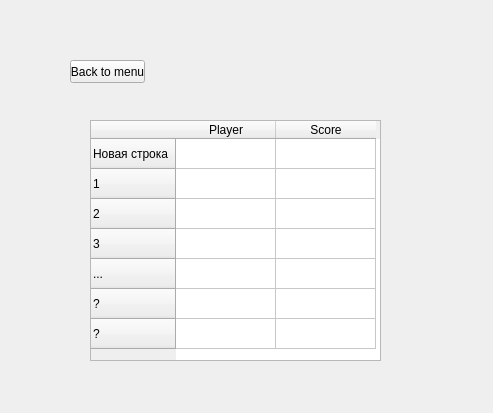
fostfox/snake_game, file code/wgt_pages/page_highscores.ui: the form before one commit.
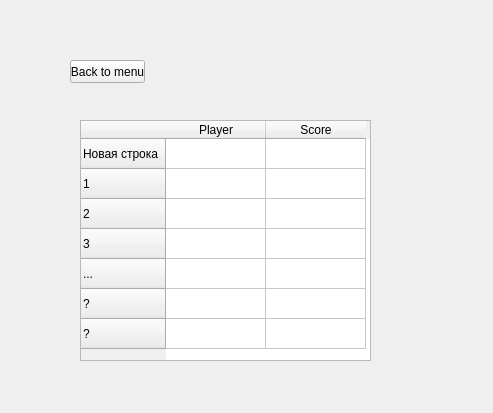
The form after the commit.

```diff
--- a/code/wgt_pages/page_highscores.ui
+++ b/code/wgt_pages/page_highscores.ui
@@ -16,7 +16,7 @@
   <widget class="QTableWidget" name="tableWidget">
    <property name="geometry">
     <rect>
-     <x>90</x>
+     <x>80</x>
      <y>120</y>
      <width>291</width>
      <height>241</height>
```
